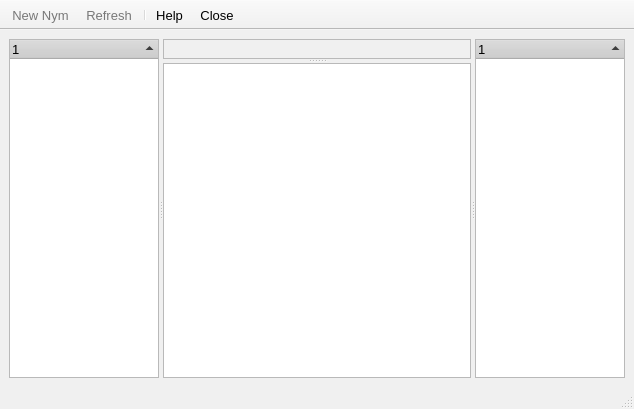
Old version of the form src/gui/network/netviewer.ui in the repository a-ilin/vidalia.
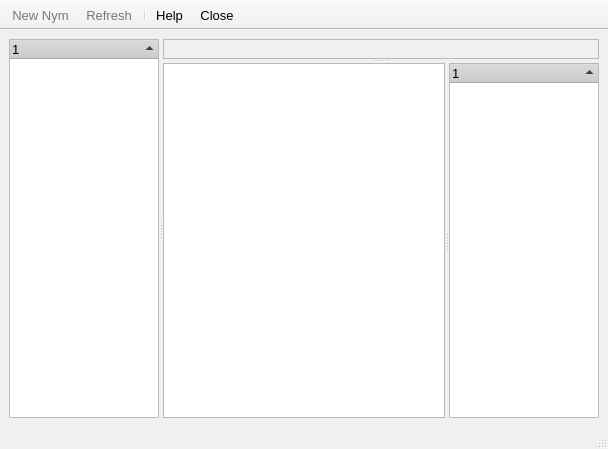
New version of the form. Icons and pictures are not drawn. Custom widgets are drawn as their Qt base class.

Commit message:
Put the circuit list under the map along with the descriptor view in an effort to make better use of space.
svn:r882

```diff
--- a/src/gui/network/netviewer.ui
+++ b/src/gui/network/netviewer.ui
@@ -8,8 +8,8 @@
    <rect>
     <x>0</x>
     <y>0</y>
-    <width>634</width>
-    <height>409</height>
+    <width>608</width>
+    <height>449</height>
    </rect>
   </property>
   <property name="sizePolicy" >
@@ -367,10 +367,10 @@
        <widget class="QFrame" name="frmMap" >
         <property name="sizePolicy" >
          <sizepolicy>
-          <hsizetype>7</hsizetype>
-          <vsizetype>7</vsizetype>
+          <hsizetype>5</hsizetype>
+          <vsizetype>5</vsizetype>
           <horstretch>100</horstretch>
-          <verstretch>1</verstretch>
+          <verstretch>0</verstretch>
          </sizepolicy>
         </property>
         <property name="contextMenuPolicy" >
@@ -401,6 +401,21 @@
          </item>
         </layout>
        </widget>
+       <widget class="QSplitter" name="" >
+        <property name="sizePolicy" >
+         <sizepolicy>
+          <hsizetype>7</hsizetype>
+          <vsizetype>5</vsizetype>
+          <horstretch>100</horstretch>
+          <verstretch>100</verstretch>
+         </sizepolicy>
+        </property>
+        <property name="orientation" >
+         <enum>Qt::Horizontal</enum>
+        </property>
+        <property name="childrenCollapsible" >
+         <bool>false</bool>
+        </property>
        <widget class="RouterDescriptorView" name="textRouterInfo" >
         <property name="sizePolicy" >
          <sizepolicy>
@@ -417,14 +432,13 @@
          <bool>true</bool>
         </property>
        </widget>
-      </widget>
       <widget class="CircuitListWidget" name="treeCircuitList" >
        <property name="sizePolicy" >
         <sizepolicy>
          <hsizetype>5</hsizetype>
          <vsizetype>7</vsizetype>
          <horstretch>1</horstretch>
-         <verstretch>0</verstretch>
+           <verstretch>100</verstretch>
         </sizepolicy>
        </property>
        <property name="minimumSize" >
@@ -442,6 +456,8 @@
        <property name="sortingEnabled" >
         <bool>true</bool>
        </property>
+        </widget>
+       </widget>
       </widget>
      </widget>
     </item>
@@ -451,8 +467,8 @@
    <property name="geometry" >
     <rect>
      <x>0</x>
-     <y>385</y>
-     <width>634</width>
+     <y>425</y>
+     <width>608</width>
      <height>24</height>
     </rect>
    </property>
```
Lines whose indentation alone changed are shown as unchanged.
